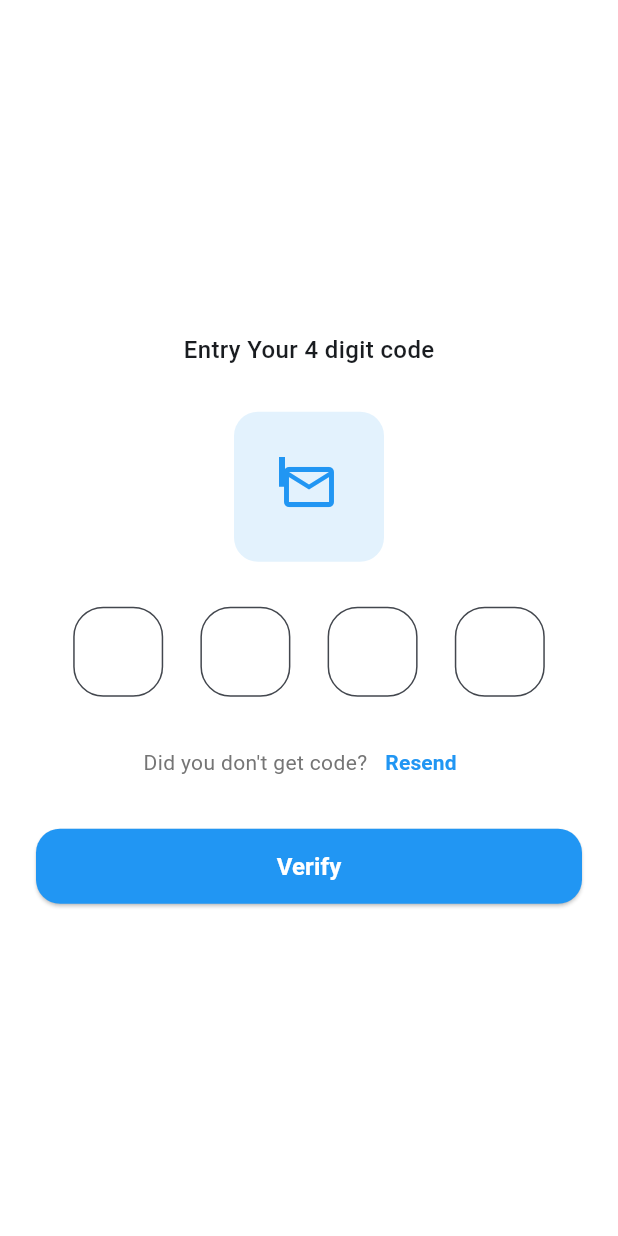
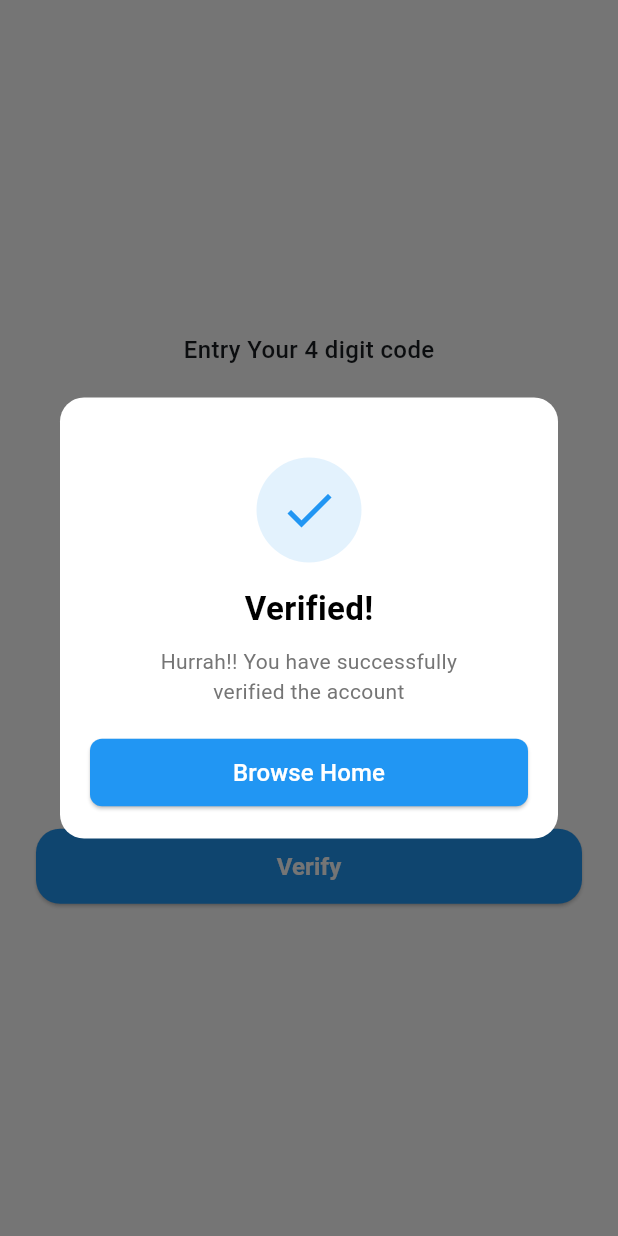
Before and after one commit to anggarasa/R.A-Store-Flutter-Version, a Flutter app: the OtpAuth screen opened by its route, after a tap on "Verify", on a phone screen of 412 x 824 dp. Run offline on Flutter 3.47's test engine with Material 3 defaults, Android fonts, the phone set to English and light mode, and no system bars.

Commit message:
membuat dialog success verification otp

```diff
--- a/lib/main.dart
+++ b/lib/main.dart
@@ -2,6 +2,7 @@ import 'package:flutter/material.dart';
 import 'package:simple_app_ui_flutter/pages/auth/auth_home.dart';
 import 'package:simple_app_ui_flutter/pages/auth/forgot_password.dart';
 import 'package:simple_app_ui_flutter/pages/auth/login.dart';
+import 'package:simple_app_ui_flutter/pages/auth/modal.dart';
 import 'package:simple_app_ui_flutter/pages/auth/new_password.dart';
 import 'package:simple_app_ui_flutter/pages/auth/otp_auth.dart';
 import 'package:simple_app_ui_flutter/pages/auth/register.dart';
@@ -38,6 +39,7 @@ class MyApp extends StatelessWidget {
             const NewPassword(), // This is the route for the New Password page
         OtpAuth.routeName: (context) =>
             const OtpAuth(), // This is the route for the OTP Verification page
+        Modal.routeName: (context) => Modal(),
       },
     );
   }
--- a/lib/pages/auth/otp_auth.dart
+++ b/lib/pages/auth/otp_auth.dart
@@ -1,4 +1,5 @@
 import 'package:flutter/material.dart';
+import 'package:simple_app_ui_flutter/pages/auth/modal.dart';
 
 class OtpAuth extends StatefulWidget {
   const OtpAuth({super.key});
@@ -128,7 +129,15 @@ class _OtpAuthState extends State<OtpAuth> {
               ),
               SizedBox(height: 20),
               ElevatedButton(
-                onPressed: () {},
+                onPressed: () {
+                  showDialog(
+                    context: context,
+                    barrierDismissible: false,
+                    builder: (BuildContext context) {
+                      return VerificationDialog();
+                    },
+                  );
+                },
                 style: ElevatedButton.styleFrom(
                   backgroundColor: Colors.blue,
                   shape: RoundedRectangleBorder(
@@ -195,3 +204,77 @@ class MailboxPainter extends CustomPainter {
   @override
   bool shouldRepaint(covariant CustomPainter oldDelegate) => false;
 }
+
+// Modal Success Verification
+class VerificationDialog extends StatelessWidget {
+  const VerificationDialog({super.key});
+
+  @override
+  Widget build(BuildContext context) {
+    return Dialog(
+      shape: RoundedRectangleBorder(borderRadius: BorderRadius.circular(16)),
+      elevation: 0,
+      backgroundColor: Colors.transparent,
+      child: contentBox(context),
+    );
+  }
+
+  Widget contentBox(context) {
+    return Container(
+      padding: EdgeInsets.all(20),
+      decoration: BoxDecoration(
+        shape: BoxShape.rectangle,
+        color: Colors.white,
+        borderRadius: BorderRadius.circular(16),
+      ),
+      child: Column(
+        mainAxisSize: MainAxisSize.min,
+        children: <Widget>[
+          SizedBox(height: 20),
+          Container(
+            height: 70,
+            width: 70,
+            decoration: BoxDecoration(
+              color: Colors.blue[50],
+              shape: BoxShape.circle,
+            ),
+            child: Icon(Icons.check, color: Colors.blue, size: 40),
+          ),
+          SizedBox(height: 15),
+          Text(
+            'Verified!',
+            style: TextStyle(
+              fontSize: 22,
+              fontWeight: FontWeight.bold,
+              color: Colors.black,
+            ),
+          ),
+          SizedBox(height: 10),
+          Text(
+            'Hurrah!! You have successfully\nverified the account',
+            textAlign: TextAlign.center,
+            style: TextStyle(fontSize: 14, color: Colors.grey[600]),
+          ),
+          SizedBox(height: 20),
+          ElevatedButton(
+            style: ElevatedButton.styleFrom(
+              backgroundColor: Colors.blue,
+              iconColor: Colors.blue,
+              minimumSize: Size(double.infinity, 45),
+              shape: RoundedRectangleBorder(
+                borderRadius: BorderRadius.circular(8),
+              ),
+            ),
+            onPressed: () {
+              Navigator.of(context).pop();
+            },
+            child: Text(
+              'Browse Home',
+              style: TextStyle(color: Colors.white, fontSize: 16),
+            ),
+          ),
+        ],
+      ),
+    );
+  }
+}
```
Also changed, not shown: lib/pages/auth/modal.dart (added, +120 -0 lines).
